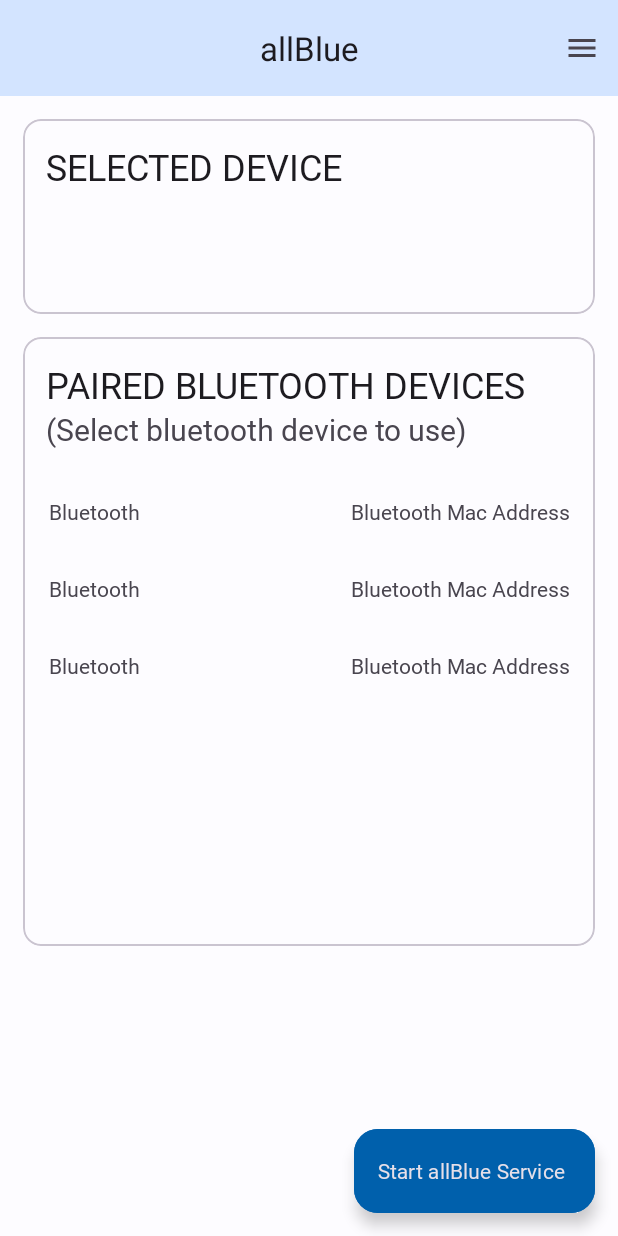
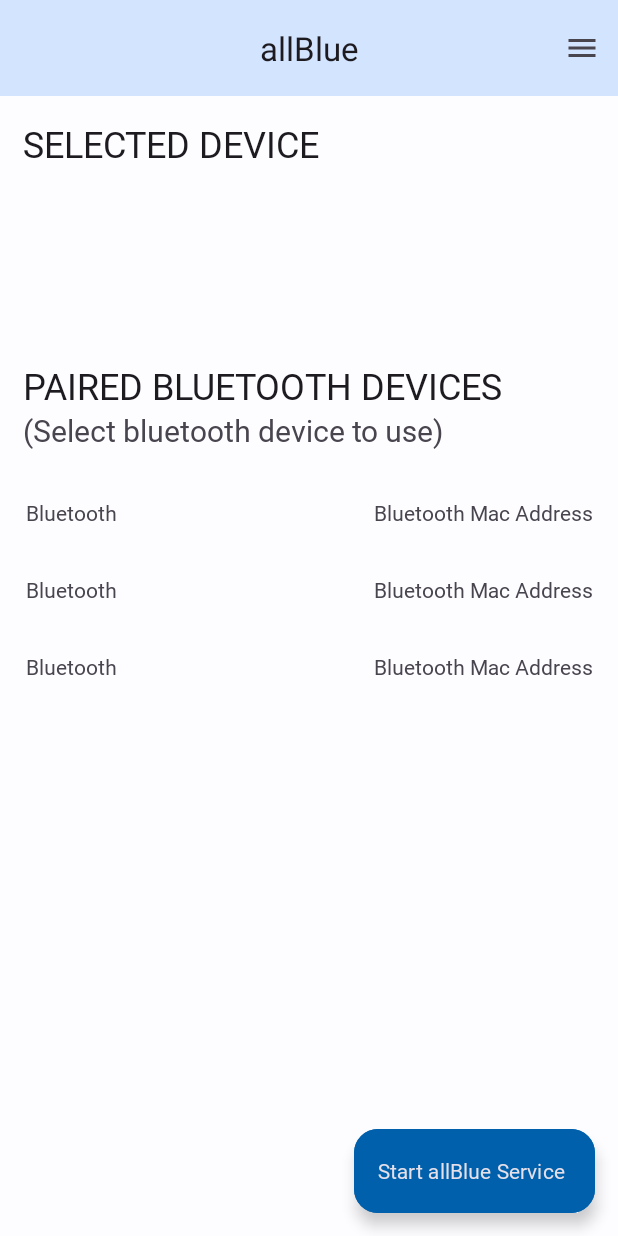
Before and after one commit to ibb2/allBlue-Kotlin, an Android app: the layout activity_main.xml on its own in the app's theme, with its tools: preview values and no code run, on a phone screen of 412 x 824 dp. Run offline under Robolectric (Android 15) with nearby library versions, the phone set to English and light mode, and no system bars.

Commit message:
Cards wrapper removed, paddings adjusted.

```diff
--- a/app/src/main/res/layout/activity_main.xml
+++ b/app/src/main/res/layout/activity_main.xml
@@ -23,18 +23,14 @@
 
     </com.google.android.material.appbar.AppBarLayout>
 
-    <com.google.android.material.card.MaterialCardView
+    <RelativeLayout
         android:id="@+id/mcvFirst"
         android:layout_width="match_parent"
         android:layout_height="wrap_content"
         android:layout_margin="15dp"
         android:layout_marginTop="300dp"
         app:layout_constraintTop_toBottomOf="@id/ap1"
-        tools:ignore="MissingConstraints">
-
-        <RelativeLayout
-            android:layout_width="match_parent"
-            android:layout_height="wrap_content">
+        tools:ignore="MissingConstraints" >
 
         <TextView
             android:id="@+id/tvSelectedDevice"
@@ -43,9 +39,6 @@
             android:layout_alignParentStart="true"
             android:layout_alignParentTop="true"
             android:layout_alignParentEnd="true"
-                android:layout_marginStart="15dp"
-                android:layout_marginTop="15dp"
-                android:layout_marginEnd="15dp"
             android:layout_marginBottom="15dp"
             android:fontFamily="@font/roboto"
             android:text="@string/selected_device"
@@ -59,10 +52,8 @@
             android:layout_below="@+id/tvSelectedDevice"
             android:layout_alignParentStart="true"
             android:layout_alignParentEnd="true"
-                android:layout_marginStart="15dp"
             android:layout_marginTop="15dp"
-                android:layout_marginEnd="15dp"
-                android:layout_marginBottom="32dp">
+            android:layout_marginBottom="48dp">
 
             <TextView
                 android:id="@+id/tvBluetoothName"
@@ -80,22 +71,18 @@
         </RelativeLayout>
 
     </RelativeLayout>
-    </com.google.android.material.card.MaterialCardView>
 
-    <com.google.android.material.card.MaterialCardView
+
+    <androidx.constraintlayout.widget.ConstraintLayout
         android:id="@+id/mcvSecond"
         android:layout_width="match_parent"
         android:layout_height="wrap_content"
         android:layout_margin="15dp"
+        android:paddingTop="15dp"
+        android:paddingBottom="15dp"
         app:layout_constraintTop_toBottomOf="@+id/mcvFirst"
         tools:ignore="MissingConstraints"
-        tools:layout_editor_absoluteX="15dp">
-
-        <androidx.constraintlayout.widget.ConstraintLayout
-            android:layout_width="match_parent"
-            android:layout_height="wrap_content"
-            android:paddingTop="15dp"
-            android:paddingBottom="15dp">
+        tools:layout_editor_absoluteX="16dp">
 
         <TextView
             android:id="@+id/tvBluetoothDeviceName"
@@ -103,10 +90,6 @@
             android:layout_height="wrap_content"
             android:layout_alignParentStart="true"
             android:layout_alignParentEnd="true"
-                android:layout_marginStart="15dp"
-                android:layout_marginTop="15dp"
-                android:layout_marginEnd="15dp"
-                android:layout_marginBottom="15dp"
             android:fontFamily="@font/roboto"
             android:text="@string/paired_bluetooth_devices"
             android:textAllCaps="true"
@@ -119,9 +102,6 @@
             android:layout_height="wrap_content"
             android:layout_above="@+id/recyclerView_Paired_Devices"
             android:layout_below="@+id/tvBluetoothDeviceName"
-                android:layout_marginStart="15dp"
-                android:layout_marginEnd="15dp"
-
             android:fontFamily="@font/roboto"
             android:text="@string/select_device_that_you_want_to_connect_to"
             android:textSize="20sp"
@@ -136,12 +116,11 @@
             android:layout_alignParentStart="true"
             android:layout_alignParentEnd="true"
             android:layout_alignParentBottom="true"
-                android:layout_margin="15dp"
+            android:layout_marginTop="15dp"
             app:layout_constraintTop_toBottomOf="@id/tvBluetoothDeviceAddress"
-                tools:listitem="@layout/bluetooth_device_list"/>
+            tools:listitem="@layout/bluetooth_device_list" />
 
     </androidx.constraintlayout.widget.ConstraintLayout>
-    </com.google.android.material.card.MaterialCardView>
 
     <com.google.android.material.floatingactionbutton.ExtendedFloatingActionButton
         android:id="@+id/button_paired"
```
Lines whose indentation alone changed are shown as unchanged.
